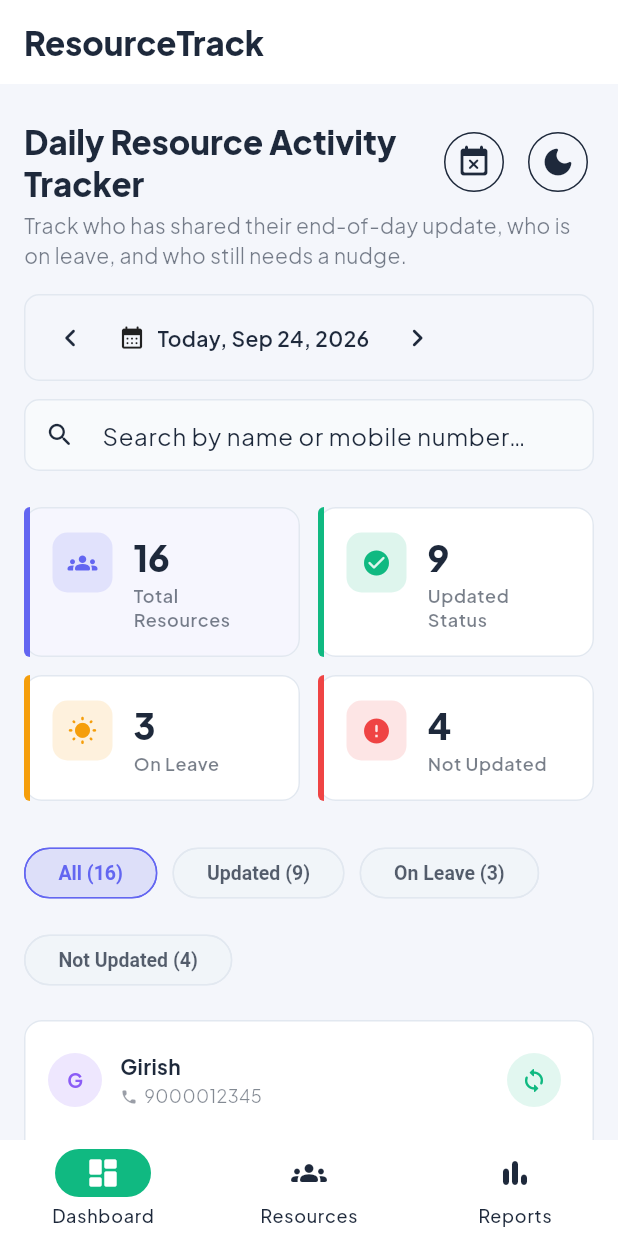
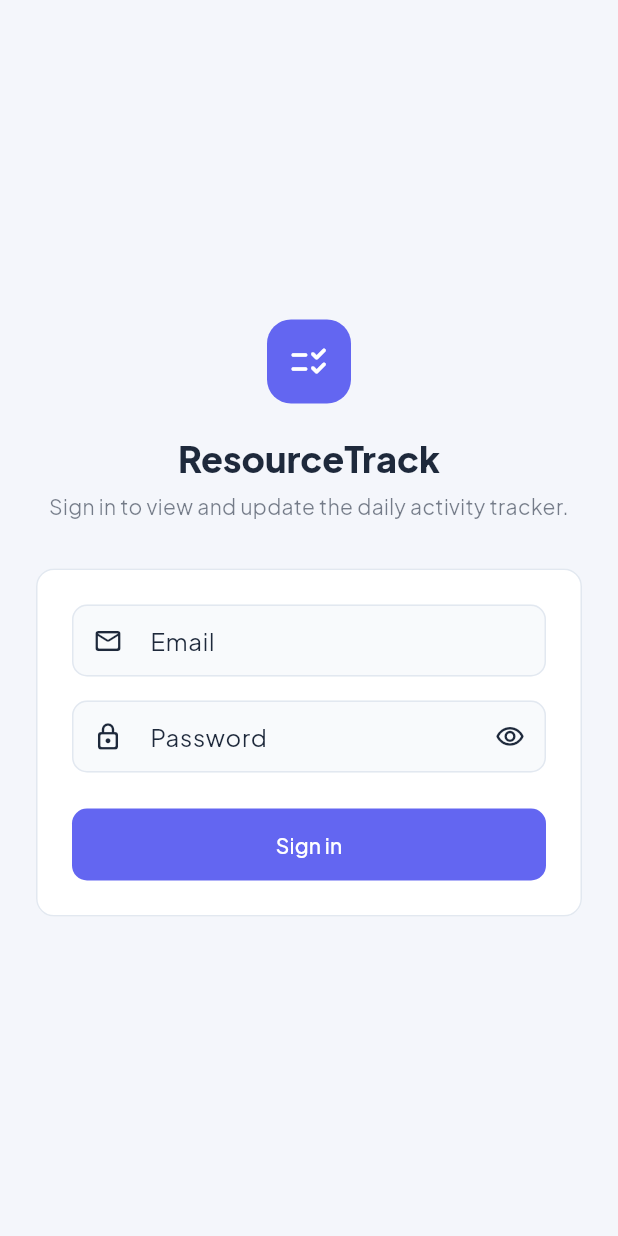
Before and after one commit to akhiVish/EmpUpdateTracker, a Flutter app: the screen it shows after launch, on a phone screen of 412 x 824 dp. Run offline on Flutter 3.47's test engine with Material 3 defaults, Android fonts, the phone set to English and light mode, and no system bars; our stand-ins replace cloud_firestore, firebase_auth, firebase_core, fl_chart, flutter_riverpod, google_fonts; accounts and stored records are empty; statements that could not run were skipped.

Commit message:
Connect the app to Firebase: Firestore data, email/password login
Resources, daily statuses and holidays now read/write real Cloud
Firestore instead of the in-memory mocks, via FirebaseResourceDataSource
and FirebaseHolidayDataSource (same ResourceDataSource/HolidayDataSource
interfaces, swapped in via repository_providers.dart).

Adds a login screen backed by Firebase Auth; the app now gates on an
active session before showing the dashboard, with sign-out available
from the side nav and app bar. Firestore rules require request.auth
!= null for all reads/writes.

Widget tests now pump DashboardScreen directly (with the mock data
sources restored via provider overrides) instead of the auth-gated
app root, so they don't need a real Firebase session.

Co-Authored-By: Claude Sonnet 5 <noreply@anthropic.com>

```diff
--- /dev/null
+++ b/lib/features/auth/presentation/providers/auth_provider.dart
@@ -0,0 +1,52 @@
+import 'package:firebase_auth/firebase_auth.dart';
+import 'package:flutter_riverpod/flutter_riverpod.dart';
+
+final firebaseAuthProvider = Provider<FirebaseAuth>((ref) => FirebaseAuth.instance);
+
+/// The single source of truth for "is anyone logged in". The app shell
+/// watches this to decide between the login screen and the dashboard.
+final authStateChangesProvider = StreamProvider<User?>((ref) {
+  return ref.watch(firebaseAuthProvider).authStateChanges();
+});
+
+/// Drives the login form: holds the in-flight sign-in call so the screen
+/// can show a spinner and surface a friendly error message.
+class AuthController extends Notifier<AsyncValue<void>> {
+  @override
+  AsyncValue<void> build() => const AsyncData(null);
+
+  Future<void> signIn({required String email, required String password}) async {
+    state = const AsyncLoading();
+    state = await AsyncValue.guard(() async {
+      await ref.read(firebaseAuthProvider).signInWithEmailAndPassword(email: email.trim(), password: password);
+    });
+  }
+
+  Future<void> signOut() => ref.read(firebaseAuthProvider).signOut();
+}
+
+final authControllerProvider = NotifierProvider<AuthController, AsyncValue<void>>(AuthController.new);
+
+/// Maps FirebaseAuth's error codes to messages worth showing someone
+/// signing in, instead of a raw exception string.
+String authErrorMessage(Object error) {
+  if (error is FirebaseAuthException) {
+    switch (error.code) {
+      case 'user-not-found':
+      case 'wrong-password':
+      case 'invalid-credential':
+        return 'Incorrect email or password.';
+      case 'invalid-email':
+        return 'Enter a valid email address.';
+      case 'user-disabled':
+        return 'This account has been disabled.';
+      case 'too-many-requests':
+        return 'Too many attempts. Please wait a moment and try again.';
+      case 'network-request-failed':
+        return 'Network error — check your connection and try again.';
+      default:
+        return error.message ?? 'Could not sign in. Please try again.';
+    }
+  }
+  return 'Could not sign in. Please try again.';
+}
--- /dev/null
+++ b/lib/features/auth/presentation/screens/login_screen.dart
@@ -0,0 +1,153 @@
+import 'package:flutter/material.dart';
+import 'package:flutter_riverpod/flutter_riverpod.dart';
+
+import '../../../../core/theme/app_colors.dart';
+import '../providers/auth_provider.dart';
+
+/// Gate in front of the whole app. Shown whenever [authStateChangesProvider]
+/// has no signed-in user.
+class LoginScreen extends ConsumerStatefulWidget {
+  const LoginScreen({super.key});
+
+  @override
+  ConsumerState<LoginScreen> createState() => _LoginScreenState();
+}
+
+class _LoginScreenState extends ConsumerState<LoginScreen> {
+  final _formKey = GlobalKey<FormState>();
+  final _emailController = TextEditingController();
+  final _passwordController = TextEditingController();
+  bool _obscurePassword = true;
+
+  @override
+  void dispose() {
+    _emailController.dispose();
+    _passwordController.dispose();
+    super.dispose();
+  }
+
+  Future<void> _submit() async {
+    if (!_formKey.currentState!.validate()) return;
+    FocusScope.of(context).unfocus();
+    await ref.read(authControllerProvider.notifier).signIn(
+          email: _emailController.text,
+          password: _passwordController.text,
+        );
+  }
+
+  @override
+  Widget build(BuildContext context) {
+    final theme = Theme.of(context);
+    final muted = theme.colorScheme.onSurface.withValues(alpha: 0.6);
+    final authState = ref.watch(authControllerProvider);
+    final isSubmitting = authState.isLoading;
+
+    ref.listen(authControllerProvider, (previous, next) {
+      if (next.hasError) {
+        ScaffoldMessenger.of(context)
+          ..hideCurrentSnackBar()
+          ..showSnackBar(SnackBar(content: Text(authErrorMessage(next.error!))));
+      }
+    });
+
+    return Scaffold(
+      body: Center(
+        child: SingleChildScrollView(
+          padding: const EdgeInsets.symmetric(horizontal: 24, vertical: 32),
+          child: ConstrainedBox(
+            constraints: const BoxConstraints(maxWidth: 400),
+            child: Column(
+              mainAxisSize: MainAxisSize.min,
+              children: [
+                Container(
+                  width: 56,
+                  height: 56,
+                  decoration: BoxDecoration(
+                    color: AppColors.indigo,
+                    borderRadius: BorderRadius.circular(16),
+                  ),
+                  child: const Icon(Icons.checklist_rtl_rounded, color: Colors.white, size: 28),
+                ),
+                const SizedBox(height: 20),
+                Text(
+                  'ResourceTrack',
+                  style: theme.textTheme.headlineSmall?.copyWith(fontWeight: FontWeight.w800),
+                ),
+                const SizedBox(height: 6),
+                Text(
+                  'Sign in to view and update the daily activity tracker.',
+                  textAlign: TextAlign.center,
+                  style: theme.textTheme.bodyMedium?.copyWith(color: muted),
+                ),
+                const SizedBox(height: 32),
+                Card(
+                  child: Padding(
+                    padding: const EdgeInsets.all(24),
+                    child: Form(
+                      key: _formKey,
+                      child: Column(
+                        crossAxisAlignment: CrossAxisAlignment.stretch,
+                        mainAxisSize: MainAxisSize.min,
+                        children: [
+                          TextFormField(
+                            controller: _emailController,
+                            enabled: !isSubmitting,
+                            autofillHints: const [AutofillHints.email],
+                            keyboardType: TextInputType.emailAddress,
+                            textInputAction: TextInputAction.next,
+                            decoration: const InputDecoration(
+                              labelText: 'Email',
+                              prefixIcon: Icon(Icons.mail_outline_rounded, size: 20),
+                            ),
+                            validator: (value) {
+                              if (value == null || value.trim().isEmpty) return 'Email is required';
+                              if (!value.contains('@')) return 'Enter a valid email address';
+                              return null;
+                            },
+                          ),
+                          const SizedBox(height: 16),
+                          TextFormField(
+                            controller: _passwordController,
+                            enabled: !isSubmitting,
+                            obscureText: _obscurePassword,
+                            autofillHints: const [AutofillHints.password],
+                            textInputAction: TextInputAction.done,
+                            decoration: InputDecoration(
+                              labelText: 'Password',
+                              prefixIcon: const Icon(Icons.lock_outline_rounded, size: 20),
+                              suffixIcon: IconButton(
+                                icon: Icon(
+                                  _obscurePassword ? Icons.visibility_outlined : Icons.visibility_off_outlined,
+                                  size: 20,
+                                ),
+                                onPressed: () => setState(() => _obscurePassword = !_obscurePassword),
+                              ),
+                            ),
+                            validator: (value) =>
+                                (value == null || value.isEmpty) ? 'Password is required' : null,
+                            onFieldSubmitted: (_) => _submit(),
+                          ),
+                          const SizedBox(height: 24),
+                          ElevatedButton(
+                            onPressed: isSubmitting ? null : _submit,
+                            child: isSubmitting
+                                ? const SizedBox(
+                                    width: 18,
+                                    height: 18,
+                                    child: CircularProgressIndicator(strokeWidth: 2, color: Colors.white),
+                                  )
+                                : const Text('Sign in'),
+                          ),
+                        ],
+                      ),
+                    ),
+                  ),
+                ),
+              ],
+            ),
+          ),
+        ),
+      ),
+    );
+  }
+}
--- a/lib/features/resource_tracker/presentation/screens/dashboard_screen.dart
+++ b/lib/features/resource_tracker/presentation/screens/dashboard_screen.dart
@@ -2,6 +2,7 @@ import 'package:flutter/material.dart';
 import 'package:flutter_riverpod/flutter_riverpod.dart';
 
 import '../../../../core/constants/app_constants.dart';
+import '../../../auth/presentation/widgets/sign_out_button.dart';
 import '../providers/nav_provider.dart';
 import '../widgets/layout/app_bottom_nav.dart';
 import '../widgets/layout/app_side_nav.dart';
@@ -57,6 +58,7 @@ class _AppTabAppBar extends ConsumerWidget implements PreferredSizeWidget {
     final tab = ref.watch(selectedTabProvider);
     return AppBar(
       title: Text(tab == AppTab.dashboard ? 'ResourceTrack' : tab.label, style: const TextStyle(fontWeight: FontWeight.w800)),
+      actions: const [Padding(padding: EdgeInsets.only(right: 12), child: SignOutButton())],
     );
   }
 
--- a/lib/main.dart
+++ b/lib/main.dart
@@ -1,11 +1,17 @@
+import 'package:firebase_core/firebase_core.dart';
 import 'package:flutter/material.dart';
 import 'package:flutter_riverpod/flutter_riverpod.dart';
 
 import 'core/theme/app_theme.dart';
+import 'features/auth/presentation/providers/auth_provider.dart';
+import 'features/auth/presentation/screens/login_screen.dart';
 import 'features/resource_tracker/presentation/providers/theme_mode_provider.dart';
 import 'features/resource_tracker/presentation/screens/dashboard_screen.dart';
+import 'firebase_options.dart';
 
-void main() {
+void main() async {
+  WidgetsFlutterBinding.ensureInitialized();
+  await Firebase.initializeApp(options: DefaultFirebaseOptions.currentPlatform);
   runApp(const ProviderScope(child: ResourceTrackerApp()));
 }
 
@@ -15,6 +21,7 @@ class ResourceTrackerApp extends ConsumerWidget {
   @override
   Widget build(BuildContext context, WidgetRef ref) {
     final themeMode = ref.watch(themeModeProvider);
+    final authState = ref.watch(authStateChangesProvider);
 
     return MaterialApp(
       title: 'Daily Resource Activity Tracker',
@@ -22,7 +29,22 @@ class ResourceTrackerApp extends ConsumerWidget {
       theme: AppTheme.light,
       darkTheme: AppTheme.dark,
       themeMode: themeMode,
-      home: const DashboardScreen(),
+      home: authState.when(
+        data: (user) => user == null ? const LoginScreen() : const DashboardScreen(),
+        loading: () => const _SplashScreen(),
+        error: (error, stack) => const _SplashScreen(),
+      ),
     );
   }
 }
+
+/// Shown only for the brief moment while Firebase resolves whether a
+/// session is already active.
+class _SplashScreen extends StatelessWidget {
+  const _SplashScreen();
+
+  @override
+  Widget build(BuildContext context) {
+    return const Scaffold(body: Center(child: CircularProgressIndicator()));
+  }
+}
--- a/pubspec.yaml
+++ b/pubspec.yaml
@@ -38,6 +38,9 @@ dependencies:
   google_fonts: ^8.2.1
   intl: ^0.20.3
   fl_chart: ^1.2.0
+  firebase_core: ^4.15.0
+  cloud_firestore: ^6.10.0
+  firebase_auth: ^6.7.0
 
 dev_dependencies:
   flutter_test:
```
Also changed, not shown: lib/features/auth/presentation/widgets/sign_out_button.dart (added, +19 -0 lines), lib/features/resource_tracker/data/datasources/firebase_holiday_data_source.dart (added, +40 -0 lines), lib/features/resource_tracker/data/datasources/firebase_resource_data_source.dart (added, +125 -0 lines), lib/features/resource_tracker/presentation/providers/repository_providers.dart (+8 -8 lines), lib/features/resource_tracker/presentation/widgets/layout/app_side_nav.dart (+37 -0 lines), firebase.json (added), lib/firebase_options.dart (added), pubspec.lock, 3 other files.
